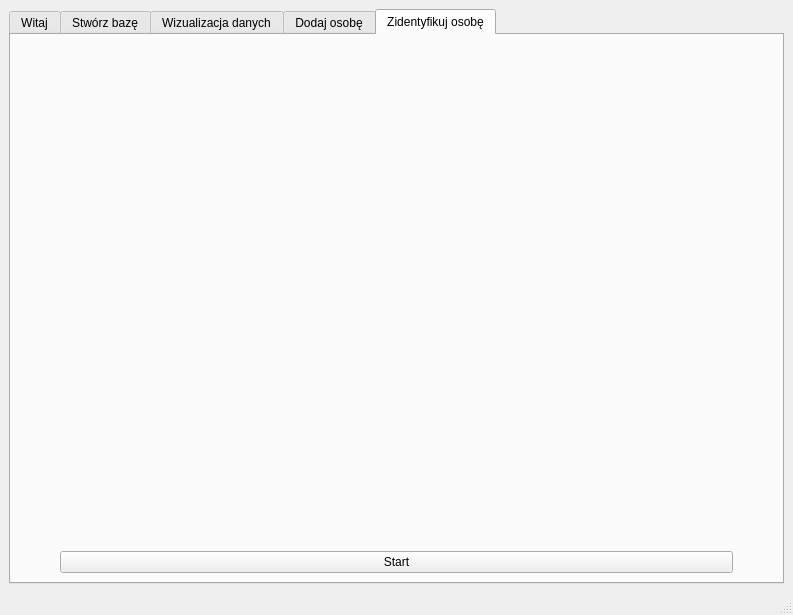
This is Venv/Scripts/u.ui in p4lewandowski/FaceRecognition as Qt 5 draws it before an edit. The edited form follows.
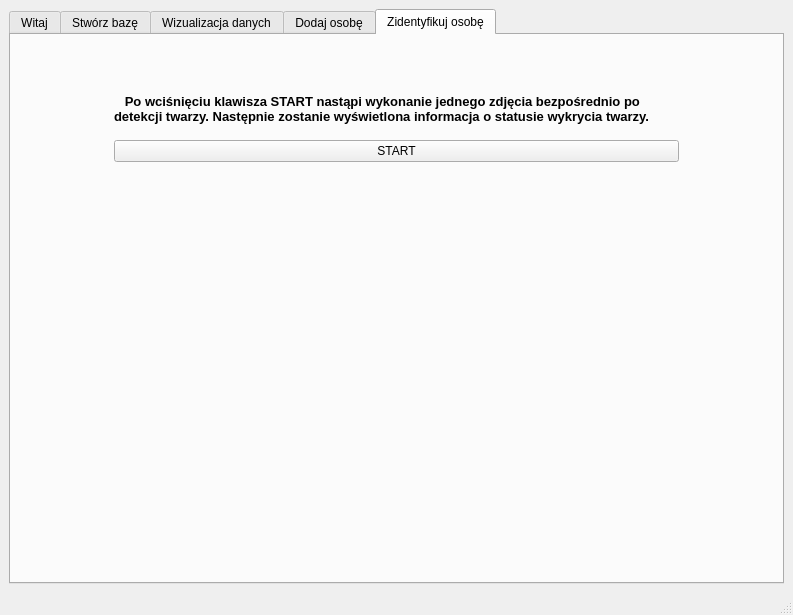
This is the edited form. The open tabs and pages were chosen to show the change.

```diff
--- a/Venv/Scripts/u.ui
+++ b/Venv/Scripts/u.ui
@@ -17,6 +17,18 @@
    <layout class="QGridLayout" name="gridLayout_4">
     <item row="0" column="0">
      <widget class="QTabWidget" name="tabWidget">
+      <property name="minimumSize">
+       <size>
+        <width>100</width>
+        <height>50</height>
+       </size>
+      </property>
+      <property name="maximumSize">
+       <size>
+        <width>800</width>
+        <height>16777215</height>
+       </size>
+      </property>
       <property name="currentIndex">
        <number>4</number>
       </property>
@@ -261,14 +273,23 @@
         <string>Zidentyfikuj osobę</string>
        </attribute>
        <layout class="QGridLayout" name="gridLayout_5">
-        <item row="1" column="2">
-         <widget class="QLabel" name="IdentifyFoundLabel">
-          <property name="text">
-           <string/>
+        <item row="0" column="0">
+         <spacer name="verticalSpacer_3">
+          <property name="orientation">
+           <enum>Qt::Vertical</enum>
           </property>
-         </widget>
+          <property name="sizeType">
+           <enum>QSizePolicy::Fixed</enum>
+          </property>
+          <property name="sizeHint" stdset="0">
+           <size>
+            <width>20</width>
+            <height>40</height>
+           </size>
+          </property>
+         </spacer>
         </item>
-        <item row="1" column="1">
+        <item row="3" column="0">
          <widget class="QLabel" name="IdentifySearchLabel">
           <property name="minimumSize">
            <size>
@@ -287,44 +308,45 @@
           </property>
          </widget>
         </item>
-        <item row="2" column="1" colspan="2">
-         <widget class="QPushButton" name="IdentifyButton">
-          <property name="text">
-           <string>Start</string>
-          </property>
-         </widget>
-        </item>
         <item row="1" column="0">
-         <spacer name="horizontalSpacer">
-          <property name="orientation">
-           <enum>Qt::Horizontal</enum>
+         <widget class="QLabel" name="label_4">
+          <property name="minimumSize">
+           <size>
+            <width>100</width>
+            <height>50</height>
+           </size>
           </property>
-          <property name="sizeType">
-           <enum>QSizePolicy::Fixed</enum>
-          </property>
-          <property name="sizeHint" stdset="0">
+          <property name="maximumSize">
            <size>
-            <width>40</width>
-            <height>20</height>
+            <width>600</width>
+            <height>50</height>
            </size>
           </property>
-         </spacer>
+          <property name="font">
+           <font>
+            <pointsize>10</pointsize>
+            <weight>75</weight>
+            <bold>true</bold>
+           </font>
+          </property>
+          <property name="text">
+           <string>   Po wciśnięciu klawisza START nastąpi wykonanie jednego zdjęcia bezpośrednio po
+detekcji twarzy. Następnie zostanie wyświetlona informacja o statusie wykrycia twarzy.</string>
+          </property>
+         </widget>
         </item>
-        <item row="1" column="3">
-         <spacer name="horizontalSpacer_2">
-          <property name="orientation">
-           <enum>Qt::Horizontal</enum>
-          </property>
-          <property name="sizeType">
-           <enum>QSizePolicy::Fixed</enum>
-          </property>
-          <property name="sizeHint" stdset="0">
+        <item row="2" column="0">
+         <widget class="QPushButton" name="IdentifyButton">
+          <property name="maximumSize">
            <size>
-            <width>40</width>
-            <height>20</height>
+            <width>565</width>
+            <height>16777215</height>
            </size>
           </property>
-         </spacer>
+          <property name="text">
+           <string>START</string>
+          </property>
+         </widget>
         </item>
        </layout>
       </widget>
```
Left out of the diff: 34 changed lines with no effect on the pictures.
